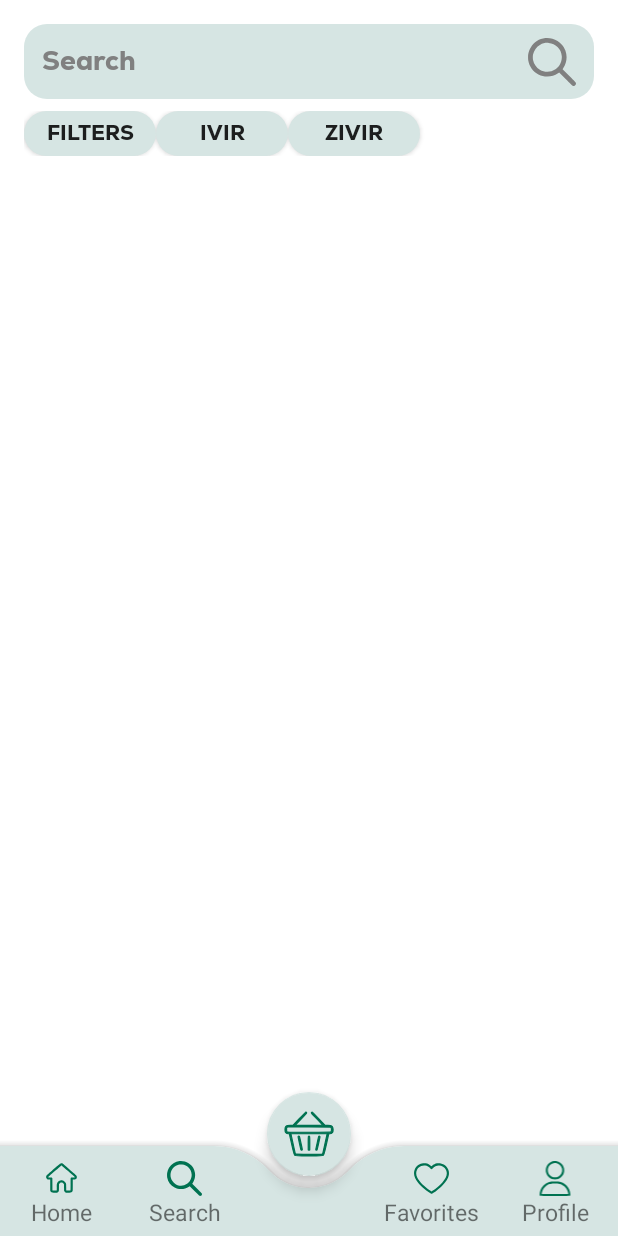
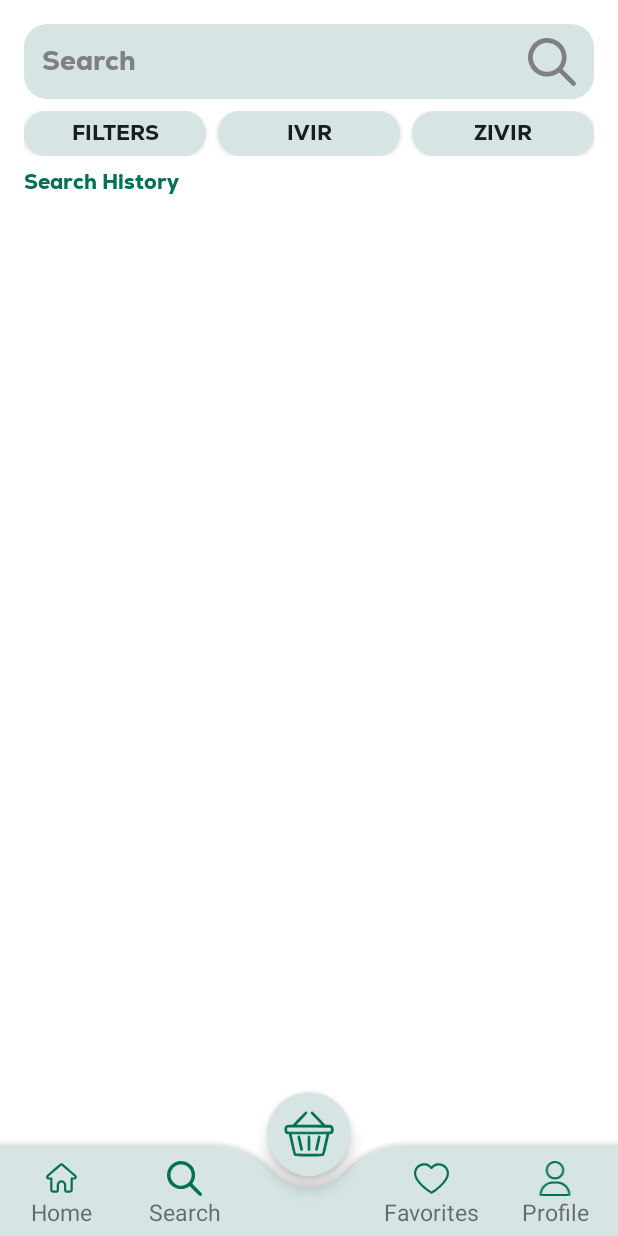
Before and after one commit to ErenGokirmak/bahceden, an Android app: the SearchActivity screen opened directly, with no data from a screen before it, on a phone screen of 412 x 824 dp. Run offline under Robolectric (Android 15) with nearby library versions, the phone set to English and light mode, and no system bars.

Commit message:
further imp on search activity

```diff
--- a/app/src/main/res/layout/activity_search.xml
+++ b/app/src/main/res/layout/activity_search.xml
@@ -38,22 +38,27 @@
         android:orientation="horizontal">
 
         <androidx.appcompat.widget.AppCompatButton
+            android:layout_weight="1"
             android:layout_width="wrap_content"
             android:layout_height="match_parent"
             android:background="@drawable/long_button_background"
             android:backgroundTint="@color/bahceden_foreground"
             android:text="@string/filters"
+            android:layout_marginEnd="8dp"
             android:fontFamily="@font/nexa_heavy"/>
 
         <androidx.appcompat.widget.AppCompatButton
+            android:layout_weight="1"
             android:layout_width="wrap_content"
             android:layout_height="match_parent"
             android:background="@drawable/long_button_background"
             android:backgroundTint="@color/bahceden_foreground"
             android:text="Ivır"
+            android:layout_marginEnd="8dp"
             android:fontFamily="@font/nexa_heavy"/>
 
         <androidx.appcompat.widget.AppCompatButton
+            android:layout_weight="1"
             android:layout_width="wrap_content"
             android:layout_height="match_parent"
             android:background="@drawable/long_button_background"
@@ -63,14 +68,26 @@
 
     </LinearLayout>
 
+    <TextView
+        android:id="@+id/searchHistoryText"
+        android:layout_width="match_parent"
+        android:layout_height="wrap_content"
+        app:layout_constraintStart_toStartOf="parent"
+        app:layout_constraintEnd_toEndOf="parent"
+        app:layout_constraintTop_toBottomOf="@id/filterButtons"
+        android:text="@string/search_history"
+        android:textColor="@color/bahceden_green"
+        android:fontFamily="@font/nexa_heavy"
+        android:layout_marginHorizontal="16dp"
+        android:layout_marginVertical="8dp"/>
+
     <androidx.recyclerview.widget.RecyclerView
         android:id="@+id/searchHistoryRV"
         android:layout_width="match_parent"
         android:layout_height="wrap_content"
-        app:layout_constraintTop_toBottomOf="@id/filterButtons"
+        app:layout_constraintTop_toBottomOf="@id/searchHistoryText"
         app:layout_constraintStart_toStartOf="parent"
         app:layout_constraintEnd_toEndOf="parent"
-        app:layout_constraintBottom_toBottomOf="parent"
         android:layout_marginHorizontal="16dp"
         android:layout_marginTop="15dp"
         android:layout_marginBottom="80dp"/>
--- a/app/src/main/res/values/strings.xml
+++ b/app/src/main/res/values/strings.xml
@@ -19,4 +19,5 @@
     <string name="new_arrivals">New Arrivals</string>
     <string name="hot_sales">Hot Sales</string>
     <string name="categories">Categories</string>
+    <string name="search_history">Search History</string>
 </resources>
```
